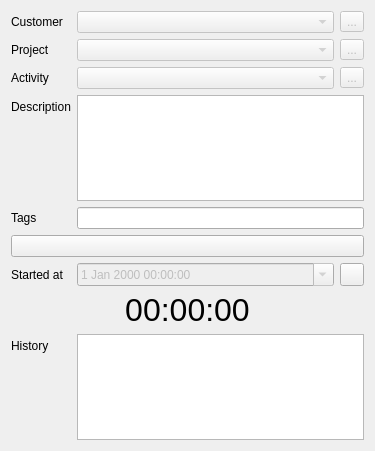
The window that src/gui/activityWidget.ui (AlexandrePTJ/kemai) describes before a commit, drawn with Qt 5.
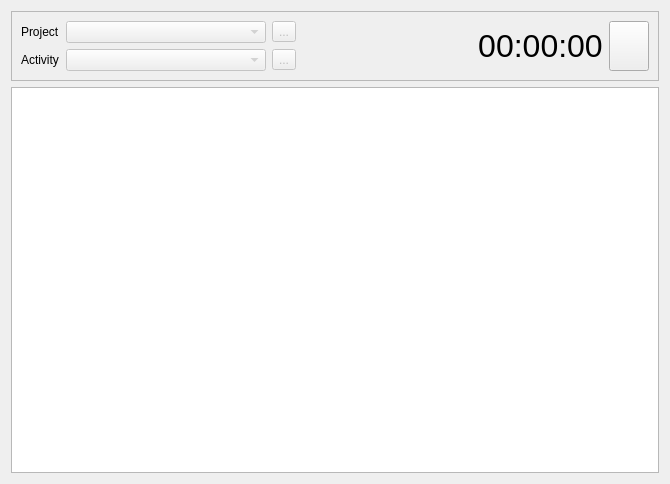
The same window after the commit. Icons and pictures are not drawn. Custom widgets are drawn as their Qt base class.

Commit message: WIP Main window

The edit to the form file:
```diff
--- a/src/gui/activityWidget.ui
+++ b/src/gui/activityWidget.ui
@@ -6,8 +6,8 @@
    <rect>
     <x>0</x>
     <y>0</y>
-    <width>375</width>
-    <height>451</height>
+    <width>670</width>
+    <height>484</height>
    </rect>
   </property>
   <property name="windowTitle">
@@ -18,71 +18,33 @@
   </property>
   <layout class="QVBoxLayout" name="verticalLayout">
    <item>
+    <widget class="QFrame" name="frame">
+     <property name="sizePolicy">
+      <sizepolicy hsizetype="Preferred" vsizetype="Maximum">
+       <horstretch>0</horstretch>
+       <verstretch>0</verstretch>
+      </sizepolicy>
+     </property>
+     <property name="frameShape">
+      <enum>QFrame::Shape::StyledPanel</enum>
+     </property>
+     <property name="frameShadow">
+      <enum>QFrame::Shadow::Raised</enum>
+     </property>
+     <layout class="QHBoxLayout" name="horizontalLayout">
+      <item>
     <layout class="QFormLayout" name="formLayout">
+        <property name="formAlignment">
+         <set>Qt::AlignmentFlag::AlignLeading|Qt::AlignmentFlag::AlignLeft|Qt::AlignmentFlag::AlignVCenter</set>
+        </property>
      <item row="0" column="0">
-      <widget class="QLabel" name="lbCustomer">
-       <property name="sizePolicy">
-        <sizepolicy hsizetype="Preferred" vsizetype="Expanding">
-         <horstretch>0</horstretch>
-         <verstretch>0</verstretch>
-        </sizepolicy>
-       </property>
-       <property name="text">
-        <string>Customer</string>
-       </property>
-      </widget>
-     </item>
-     <item row="0" column="1">
-      <layout class="QHBoxLayout" name="horizontalLayout">
-       <item>
-        <widget class="kemai::AutoCompleteComboBox" name="cbCustomer">
-         <property name="enabled">
-          <bool>false</bool>
-         </property>
-         <property name="sizePolicy">
-          <sizepolicy hsizetype="Expanding" vsizetype="Expanding">
-           <horstretch>0</horstretch>
-           <verstretch>0</verstretch>
-          </sizepolicy>
-         </property>
-         <property name="maximumSize">
-          <size>
-           <width>16777215</width>
-           <height>16777215</height>
-          </size>
-         </property>
-        </widget>
-       </item>
-       <item>
-        <widget class="QToolButton" name="tbAddCustomer">
-         <property name="enabled">
-          <bool>false</bool>
-         </property>
-         <property name="text">
-          <string>...</string>
-         </property>
-         <property name="icon">
-          <iconset resource="../resources/kemai.qrc">
-           <normaloff>:/icons/add</normaloff>:/icons/add</iconset>
-         </property>
-        </widget>
-       </item>
-      </layout>
-     </item>
-     <item row="1" column="0">
       <widget class="QLabel" name="lbProject">
-       <property name="sizePolicy">
-        <sizepolicy hsizetype="Preferred" vsizetype="Expanding">
-         <horstretch>0</horstretch>
-         <verstretch>0</verstretch>
-        </sizepolicy>
-       </property>
        <property name="text">
         <string>Project</string>
        </property>
       </widget>
      </item>
-     <item row="1" column="1">
+        <item row="0" column="1">
       <layout class="QHBoxLayout" name="horizontalLayout_2">
        <item>
         <widget class="kemai::AutoCompleteComboBox" name="cbProject">
@@ -90,14 +52,20 @@
           <bool>false</bool>
          </property>
          <property name="sizePolicy">
-          <sizepolicy hsizetype="Expanding" vsizetype="Expanding">
+             <sizepolicy hsizetype="Fixed" vsizetype="Fixed">
            <horstretch>0</horstretch>
            <verstretch>0</verstretch>
           </sizepolicy>
          </property>
+            <property name="minimumSize">
+             <size>
+              <width>200</width>
+              <height>0</height>
+             </size>
+            </property>
          <property name="maximumSize">
           <size>
-           <width>16777215</width>
+              <width>200</width>
            <height>16777215</height>
           </size>
          </property>
@@ -119,20 +87,14 @@
        </item>
       </layout>
      </item>
-     <item row="2" column="0">
+        <item row="1" column="0">
       <widget class="QLabel" name="lbActivity">
-       <property name="sizePolicy">
-        <sizepolicy hsizetype="Preferred" vsizetype="Expanding">
-         <horstretch>0</horstretch>
-         <verstretch>0</verstretch>
-        </sizepolicy>
-       </property>
        <property name="text">
         <string>Activity</string>
        </property>
       </widget>
      </item>
-     <item row="2" column="1">
+        <item row="1" column="1">
       <layout class="QHBoxLayout" name="horizontalLayout_3">
        <item>
         <widget class="kemai::AutoCompleteComboBox" name="cbActivity">
@@ -140,14 +102,20 @@
           <bool>false</bool>
          </property>
          <property name="sizePolicy">
-          <sizepolicy hsizetype="Expanding" vsizetype="Fixed">
+             <sizepolicy hsizetype="Fixed" vsizetype="Fixed">
            <horstretch>0</horstretch>
            <verstretch>0</verstretch>
           </sizepolicy>
          </property>
+            <property name="minimumSize">
+             <size>
+              <width>200</width>
+              <height>0</height>
+             </size>
+            </property>
          <property name="maximumSize">
           <size>
-           <width>16777215</width>
+              <width>200</width>
            <height>16777215</height>
           </size>
          </property>
@@ -169,98 +137,22 @@
        </item>
       </layout>
      </item>
-     <item row="3" column="0">
-      <widget class="QLabel" name="lbDescription">
-       <property name="text">
-        <string>Description</string>
-       </property>
-      </widget>
-     </item>
-     <item row="3" column="1">
-      <widget class="QPlainTextEdit" name="pteDescription"/>
-     </item>
-     <item row="4" column="0">
-      <widget class="QLabel" name="lbTags">
-       <property name="text">
-        <string>Tags</string>
-       </property>
-      </widget>
-     </item>
-     <item row="4" column="1">
-      <widget class="QLineEdit" name="leTags"/>
-     </item>
-     <item row="5" column="0" colspan="2">
-      <widget class="QPushButton" name="btStartStop">
-       <property name="sizePolicy">
-        <sizepolicy hsizetype="Minimum" vsizetype="Expanding">
-         <horstretch>0</horstretch>
-         <verstretch>0</verstretch>
-        </sizepolicy>
-       </property>
-       <property name="maximumSize">
-        <size>
-         <width>16777215</width>
-         <height>120</height>
-        </size>
-       </property>
-       <property name="text">
-        <string/>
-       </property>
-       <property name="icon">
-        <iconset resource="../resources/kemai.qrc">
-         <normaloff>:/icons/play</normaloff>:/icons/play</iconset>
-       </property>
-       <property name="iconSize">
-        <size>
-         <width>64</width>
-         <height>64</height>
-        </size>
-       </property>
-      </widget>
-     </item>
-     <item row="6" column="0">
-      <widget class="QLabel" name="lbStartedAt">
-       <property name="text">
-        <string>Started at</string>
-       </property>
-      </widget>
-     </item>
-     <item row="6" column="1">
-      <layout class="QHBoxLayout" name="horizontalLayout_4">
-       <item>
-        <widget class="QDateTimeEdit" name="dteStartedAt">
-         <property name="enabled">
-          <bool>false</bool>
-         </property>
-         <property name="sizePolicy">
-          <sizepolicy hsizetype="Expanding" vsizetype="Fixed">
-           <horstretch>0</horstretch>
-           <verstretch>0</verstretch>
-          </sizepolicy>
-         </property>
-         <property name="calendarPopup">
-          <bool>true</bool>
-         </property>
-        </widget>
-       </item>
-       <item>
-        <widget class="QToolButton" name="tbEnableStartedAtEdit">
-         <property name="text">
-          <string/>
-         </property>
-         <property name="icon">
-          <iconset resource="../resources/kemai.qrc">
-           <normaloff>:/icons/update</normaloff>
-           <normalon>:/icons/update-off</normalon>:/icons/update</iconset>
-         </property>
-         <property name="checkable">
-          <bool>true</bool>
-         </property>
-        </widget>
-       </item>
-      </layout>
-     </item>
-     <item row="7" column="0" colspan="2">
+       </layout>
+      </item>
+      <item>
+       <spacer name="horizontalSpacer">
+        <property name="orientation">
+         <enum>Qt::Orientation::Horizontal</enum>
+        </property>
+        <property name="sizeHint" stdset="0">
+         <size>
+          <width>40</width>
+          <height>20</height>
+         </size>
+        </property>
+       </spacer>
+      </item>
+      <item>
       <widget class="QLabel" name="lbDurationTime">
        <property name="font">
         <font>
@@ -275,31 +167,35 @@
        </property>
       </widget>
      </item>
-     <item row="8" column="1">
+      <item>
+       <widget class="QPushButton" name="btStartStop">
+        <property name="sizePolicy">
+         <sizepolicy hsizetype="Minimum" vsizetype="Expanding">
+          <horstretch>0</horstretch>
+          <verstretch>0</verstretch>
+         </sizepolicy>
+        </property>
+        <property name="text">
+         <string/>
+        </property>
+        <property name="icon">
+         <iconset resource="../resources/kemai.qrc">
+          <normaloff>:/icons/play</normaloff>:/icons/play</iconset>
+        </property>
+        <property name="iconSize">
+         <size>
+          <width>64</width>
+          <height>64</height>
+         </size>
+        </property>
+       </widget>
+      </item>
+     </layout>
+    </widget>
+   </item>
+   <item>
       <widget class="QListWidget" name="lwHistory"/>
      </item>
-     <item row="8" column="0">
-      <widget class="QLabel" name="label">
-       <property name="text">
-        <string>History</string>
-       </property>
-      </widget>
-     </item>
-    </layout>
-   </item>
-   <item>
-    <spacer name="verticalSpacer">
-     <property name="orientation">
-      <enum>Qt::Vertical</enum>
-     </property>
-     <property name="sizeHint" stdset="0">
-      <size>
-       <width>20</width>
-       <height>2</height>
-      </size>
-     </property>
-    </spacer>
-   </item>
   </layout>
  </widget>
  <customwidgets>
```
Left out of the diff: 27 changed lines with no effect on the pictures. Lines whose indentation alone changed are shown as unchanged. The commit also changes 4 other files.
